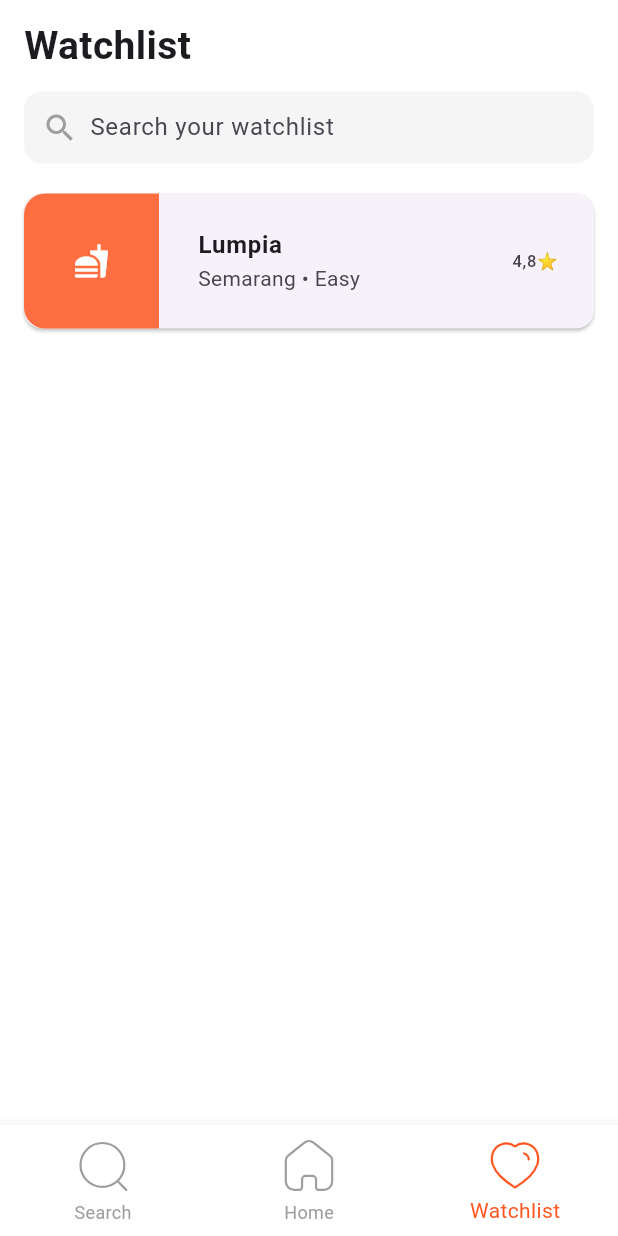
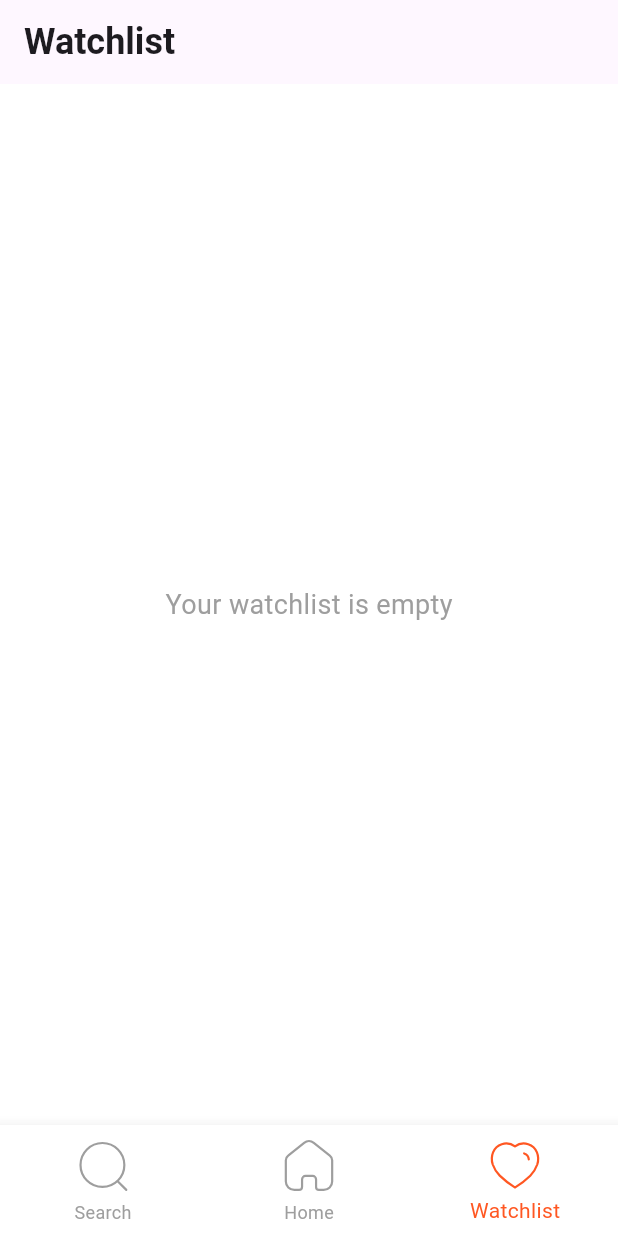
Before and after one commit to abdiryanilham/mobile-aplikasi-2, a Flutter app: the screen it shows after launch, item 3 of the bottom bar chosen, on a phone screen of 412 x 824 dp. Run offline on Flutter 3.47's test engine with Material 3 defaults, Android fonts, the phone set to English and light mode, and no system bars; our stand-ins replace flutter_svg, youtube_player_iframe.

Commit message:
comit day3

```diff
--- a/lib/components/food_card.dart
+++ b/lib/components/food_card.dart
@@ -5,6 +5,7 @@ class FoodCard extends StatelessWidget {
   final String city;
   final String difficulty;
   final String rating;
+  final String image;
 
   const FoodCard({
     super.key,
@@ -12,25 +13,32 @@ class FoodCard extends StatelessWidget {
     required this.city,
     required this.difficulty,
     required this.rating,
+    required this.image,
   });
 
   @override
   Widget build(BuildContext context) {
     return Card(
       margin: const EdgeInsets.symmetric(horizontal: 16, vertical: 8),
+      color: Color(0xffF5F5F5),
       child: Row(
         children: [
-          Container(
-            width: 90, // sekitar 3cm di layar
-            height: 90,
-            decoration: const BoxDecoration(
-              color: Colors.deepOrangeAccent,
-              borderRadius: BorderRadius.only(
-                topLeft: Radius.circular(14),
-                bottomLeft: Radius.circular(14),
-              ),
+          ClipRRect(
+            borderRadius: const BorderRadius.only(
+              topLeft: Radius.circular(14),
+              bottomLeft: Radius.circular(14),
             ),
-            child: const Icon(Icons.fastfood, color: Colors.white),
+            child : Image.asset(
+                    image,
+                    width: 90,
+                    height: 90,
+                    fit: BoxFit.cover,
+                    errorBuilder: (context, error, stackTrace) => Container(
+                      color: Colors.white,
+                      width: 90,
+                      height: 90,
+                    ),
+                  ),
           ),
           const SizedBox(width: 10),
 
--- /dev/null
+++ b/lib/providers/wishlist_provider.dart
@@ -0,0 +1,25 @@
+import 'package:flutter/material.dart';
+
+class WishlistProvider extends ChangeNotifier {
+  final List<Map<String, dynamic>> _wishlist = [];
+
+  List<Map<String, dynamic>> get wishlist => _wishlist;
+
+  void addToWishlist(Map<String, dynamic> food) {
+    if (!_wishlist.contains(food)) {
+      _wishlist.add(food);
+      notifyListeners(); // Memberitahu widget yang berlangganan
+    }
+  }
+
+  void removeFromWishlist(Map<String, dynamic> food) {
+  _wishlist.removeWhere((item) => item['name'] == food['name']);
+  notifyListeners();
+}
+
+
+  bool isInWishlist(Map<String, dynamic> food) {
+  return _wishlist.any((item) => item['name'] == food['name']);
+}
+
+}
--- a/lib/watchlist_page.dart
+++ b/lib/watchlist_page.dart
@@ -1,65 +1,41 @@
 import 'package:flutter/material.dart';
-import 'components/food_card.dart';
+import 'package:provider/provider.dart';
+import '../providers/wishlist_provider.dart';
+import '../components/food_card.dart';
 
 class WatchlistPage extends StatelessWidget {
   const WatchlistPage({super.key});
 
   @override
   Widget build(BuildContext context) {
+    final wishlist = Provider.of<WishlistProvider>(context).wishlist;
     return Scaffold(
       backgroundColor: Colors.white,
-      body: SafeArea(
-        child: Column(
-          crossAxisAlignment: CrossAxisAlignment.start,
-          children: [
-            const Padding(
-              padding: EdgeInsets.symmetric(horizontal: 16.0, vertical: 12),
+      appBar: AppBar(
+        title: const Text('Watchlist',
+         style: TextStyle(fontSize: 24, fontWeight: FontWeight.bold),),
+      ),
+      body: wishlist.isEmpty
+          ? const Center(
+
               child: Text(
-                'Watchlist',
-                style: TextStyle(fontSize: 26, fontWeight: FontWeight.bold),
-              ),
-            ),
-            Padding(
-              padding: const EdgeInsets.symmetric(horizontal: 16.0),
-              child: Container(
-                decoration: BoxDecoration(
-                  color: Colors.grey.shade100,
-                  borderRadius: BorderRadius.circular(12),
-                ),
-                padding: const EdgeInsets.symmetric(horizontal: 12),
-                child: const Row(
-                  children: [
-                    Icon(Icons.search, color: Colors.grey),
-                    SizedBox(width: 8),
-                    Expanded(
-                      child: TextField(
-                        decoration: InputDecoration(
-                          hintText: "Search your watchlist",
-                          border: InputBorder.none,
-                        ),
-                      ),
-                    ),
-                  ],
-                ),
-              ),
-            ),
-            const SizedBox(height: 12),
-            Expanded(
-              child: ListView(
-                children: const [
-                  FoodCard(
-                    name: 'Lumpia',
-                    city: 'Semarang',
-                    difficulty: 'Easy',
-                    rating: '4,8',
-                  ),
-
-                ],
+                'Your watchlist is empty',
+                style: TextStyle(fontSize: 18, color: Colors.grey),
               ),
             )
-          ],
-        ),
-      ),
+          : ListView.builder(
+              itemCount: wishlist.length,
+              itemBuilder: (context, index) {
+                final food = wishlist[index];
+                return FoodCard(
+                  name: food['name'],
+                  city: food['city'],
+                  difficulty: food['difficulty'],
+                  rating: food['rating'],
+                  image: food['image'],
+                );
+              },
+            ),
     );
   }
 }
--- a/pubspec.yaml
+++ b/pubspec.yaml
@@ -36,9 +36,11 @@ dependencies:
 
   # The following adds the Cupertino Icons font to your application.
   # Use with the CupertinoIcons class for iOS style icons.
-  cupertino_icons: ^1.0.8
+  # cupertino_icons: ^1.0.8
   flutter_svg: ^2.1.0
   provider: ^6.1.5
+  youtube_player_iframe: ^5.2.1
+
 
 dev_dependencies:
   flutter_test:
@@ -65,7 +67,7 @@ flutter:
   # To add assets to your application, add an assets section, like this:
   assets:
     - assets/icon/
-    - assets/img/Frame 284 (1).png
+    - assets/img/
 
   # An image asset can refer to one or more resolution-specific "variants", see
   # https://flutter.dev/to/resolution-aware-images
```
Also changed, not shown: lib/components/detail_food.dart (+90 -27 lines), lib/home_page.dart (+5 -2 lines), lib/main.dart (+11 -2 lines), lib/models/food.dart (added, +27 -0 lines), lib/models/food_data.dart (renamed from lib/data/food_data.dart, +19 -7 lines), lib/search_page.dart (+9 -6 lines), assets/img/Tahu_3.jpg (added), pubspec.lock, 5 other files.
